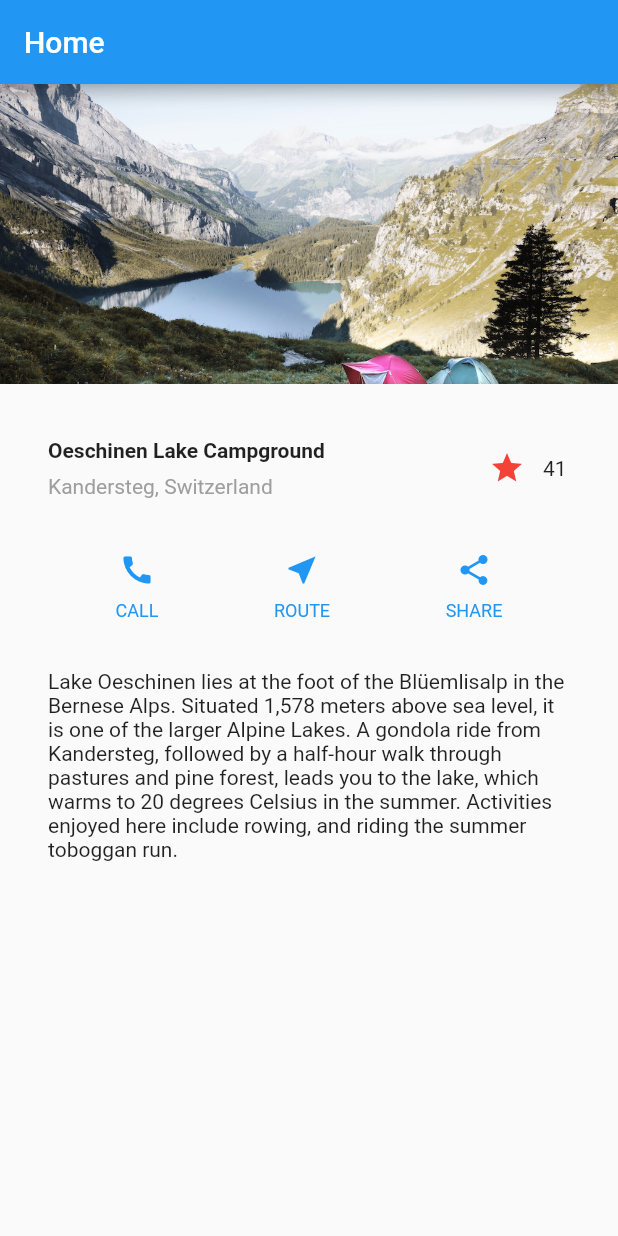
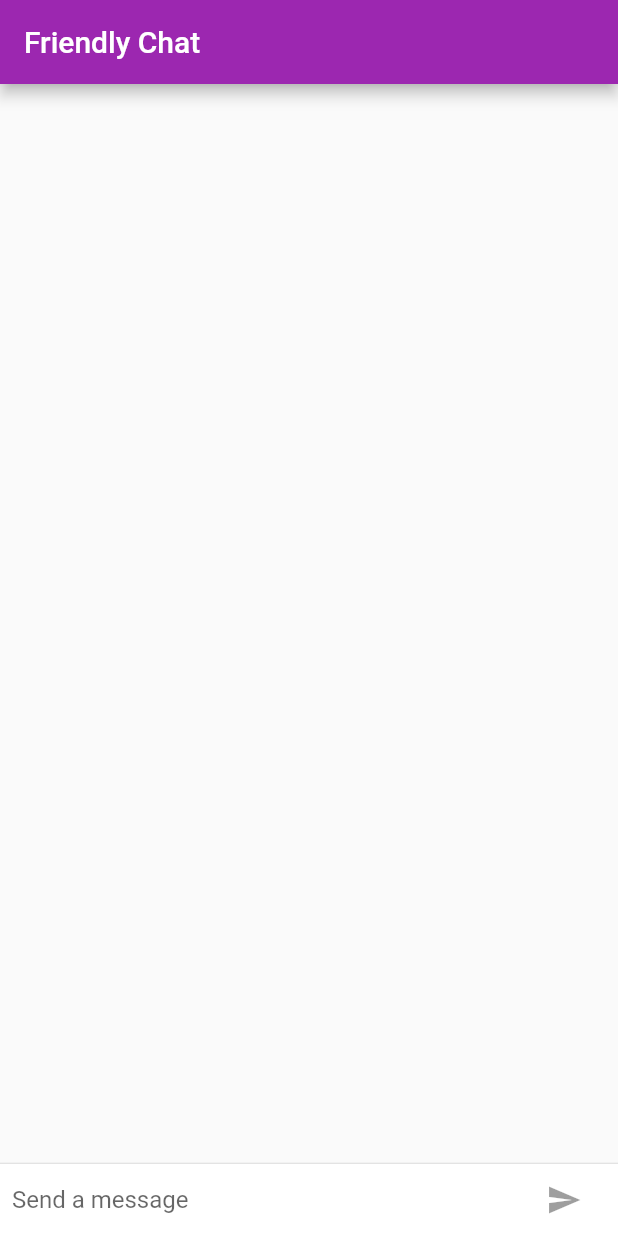
Before and after one commit to BennAjax/FlutterHub, a Flutter app: the screen it shows after launch, on a phone screen of 412 x 824 dp. Run offline on Flutter 3.47's test engine with Material 2 defaults, Android fonts, the phone set to English and light mode, and no system bars.

Commit message:
chat app

```diff
--- a/lib/main.dart
+++ b/lib/main.dart
@@ -1,204 +1,195 @@
-import 'dart:wasm';
-
 import 'package:flutter/cupertino.dart';
+import 'package:flutter/foundation.dart';
 import 'package:flutter/material.dart';
 
 void main() {
-  runApp(MyApp());
+  runApp(FriendlyChatApp());
 }
 
-class MyApp extends StatelessWidget {
+final ThemeData kIOSTheme = ThemeData(
+  primarySwatch: Colors.orange,
+  primaryColor: Colors.grey[100],
+  primaryColorBrightness: Brightness.light,
+);
 
-  // This widget is the root of your application.
+final ThemeData kDefaultTheme = ThemeData(
+  primarySwatch: Colors.purple,
+  accentColor: Colors.orangeAccent[400],
+);
+
+class FriendlyChatApp extends StatelessWidget {
   @override
   Widget build(BuildContext context) {
     return MaterialApp(
-      title: 'Flutter Demo',
-      theme: ThemeData(
-        // This is the theme of your application.
-        //
-        // Try running your application with "flutter run". You'll see the
-        // application has a blue toolbar. Then, without quitting the app, try
-        // changing the primarySwatch below to Colors.green and then invoke
-        // "hot reload" (press "r" in the console where you ran "flutter run",
-        // or simply save your changes to "hot reload" in a Flutter IDE).
-        // Notice that the counter didn't reset back to zero; the application
-        // is not restarted.
-        primarySwatch: Colors.blue,
-        // This makes the visual density adapt to the platform that you run
-        // the app on. For desktop platforms, the controls will be smaller and
-        // closer together (more dense) than on mobile platforms.
-        visualDensity: VisualDensity.adaptivePlatformDensity,
-      ),
-      home: HomePage('Home'),
+        title: 'FriendlyChat',
+        theme: defaultTargetPlatform == TargetPlatform.iOS // NEW
+            ? kIOSTheme                                      // NEW
+            : kDefaultTheme,
+        home: ChatScreen()
     );
   }
 }
 
-class HomePage extends StatelessWidget {
-  final String title;
+class ChatScreen extends StatefulWidget {
+  @override
+  _ChatScreenState createState() => _ChatScreenState();
+}
 
-  HomePage(this.title);
-
+class _ChatScreenState extends State<ChatScreen> with TickerProviderStateMixin {
+  final _textController = TextEditingController();
+  final List<ChatMessage> _messages = [];
+  final FocusNode _focusNode = FocusNode();
+  bool _isComposing = false;
 
   @override
   Widget build(BuildContext context) {
+    return Scaffold(
+      appBar: AppBar(
+        title: Text('Friendly Chat'),
+        elevation: Theme.of(context).platform == TargetPlatform.iOS ? 0.0 : 4.0,
+      ),
+      body: Container(
+        child: Column(
+          // MODIFIED
+          children: [
+            // NEW
+            Flexible(
+              // NEW
+              child: ListView.builder(
+                // NEW
+                padding: EdgeInsets.all(8.0), // NEW
+                reverse: true, // NEW
+                itemBuilder: (_, int index) => _messages[index], // NEW
+                itemCount: _messages.length, // NEW
+              ), // NEW
+            ), // NEW
+            Divider(height: 1.0), // NEW
+            Container(
+              // NEW
+              decoration:
+                  BoxDecoration(color: Theme.of(context).cardColor), // NEW
+              child: _buildTextComposer(), //MODIFIED
+            ), // NEW
+          ], // NEW
+        ),
+          decoration: Theme.of(context).platform == TargetPlatform.iOS // NEW
+              ? BoxDecoration(          // NEW
+            border: Border(       // NEW
+              top: BorderSide(color: Colors.grey[200]), // NEW
+            ),                    // NEW
+          )                       // NEW
+              : null),
+    );// NEW
+  }
 
-    Widget titleSection = Container(
-
-      padding: const EdgeInsets.all(32),
-
+  Widget _buildTextComposer() {
+    return IconTheme(
+      data: IconThemeData(color: Theme.of(context).accentColor),
+      child: Container(
+          margin: EdgeInsets.symmetric(horizontal: 8.0),
           child: Row(
             children: <Widget>[
+              Flexible(
+                child: TextField(
+                  controller: _textController,
+                  onChanged: (String text) {
+                    setState(() {
+                      _isComposing = text.length > 0;
+                    });
+                  },
+                  onSubmitted: _isComposing ? _handleSubmitted : null, //
+                  decoration:
+                      InputDecoration.collapsed(hintText: 'Send a message'),
+                  focusNode: _focusNode,
+                ),
+              ),
+              Container(
+                  margin: EdgeInsets.symmetric(horizontal: 4.0),
+                  child: Theme.of(context).platform == TargetPlatform.iOS ? // MODIFIED
+                  CupertinoButton(                                      // NEW
+                    child: Text('Send'),                                // NEW
+                    onPressed: _isComposing                             // NEW
+                        ? () =>  _handleSubmitted(_textController.text) // NEW
+                        : null,) :   IconButton(
+                    icon: const Icon(Icons.send),
+                    onPressed: _isComposing // MODIFIED
+                        ? () =>
+                            _handleSubmitted(_textController.text) // MODIFIED
+                        : null,
+                  ))
+            ],
+          )),
+    );
+  }
+
+  void _handleSubmitted(String text) {
+    _textController.clear();
+    setState(() {                             // NEW
+      _isComposing = false;                   // NEW
+    });
+    ChatMessage message = ChatMessage(
+      //NEW
+      text: text,
+      animationController: AnimationController(
+        // NEW
+        duration: const Duration(milliseconds: 700), // NEW
+        vsync: this, // NEW
+      ), //NEW
+    ); //NEW
+    setState(() {
+      //NEW
+      _messages.insert(0, message); //NEW
+    });
+    _focusNode.requestFocus(); // Add focus to textfield after submission
+    message.animationController.forward();
+  }
+
+  @override
+  void dispose() {
+    for (ChatMessage message in _messages)
+      message.animationController.dispose();
+    super.dispose();
+  }
+}
+
+class ChatMessage extends StatelessWidget {
+  final String text;
+  final AnimationController animationController;
+
+  ChatMessage({this.text, this.animationController}); // NEW
+
+  @override
+  Widget build(BuildContext context) {
+    String _name = 'Benn';
+
+    return SizeTransition(
+      sizeFactor:
+          CurvedAnimation(parent: animationController, curve: Curves.easeOut),
+      axisAlignment: 0.0,
+      child: Container(
+        margin: EdgeInsets.symmetric(vertical: 10.0),
+        child: Row(
+          crossAxisAlignment: CrossAxisAlignment.start,
+          children: [
+            Container(
+              margin: const EdgeInsets.only(right: 16.0),
+              child: CircleAvatar(child: Text(_name[0])),
+            ),
             Expanded(
               child: Column(
                 crossAxisAlignment: CrossAxisAlignment.start,
-              children: <Widget>[
+                children: [
+                  Text(_name, style: Theme.of(context).textTheme.headline4),
                   Container(
-                  padding: EdgeInsets.only(bottom: 8),
-
-                  child: Text(
-                      'Oeschinen Lake Campground',
-                      style: TextStyle(
-                        fontWeight: FontWeight.bold,
-                      )
+                    margin: EdgeInsets.only(top: 5.0),
+                    child: Text(text),
                   ),
-                ),
-                Text(
-                  'Kandersteg, Switzerland',
-                  style: TextStyle(
-                    color: Colors.grey[500],
+                ],
               ),
             ),
           ],
         ),
       ),
-          FavouriteWidget()
-        ],
-      ),
-    );
-
-    Color color = Theme.of(context).primaryColor;
-
-    Widget buttonSection = Container(
-      child: Row(
-        mainAxisAlignment: MainAxisAlignment.spaceEvenly,
-        children: [
-          _buildButtonColumn(color, Icons.call, 'CALL'),
-          _buildButtonColumn(color, Icons.near_me, 'ROUTE'),
-          _buildButtonColumn(color, Icons.share, 'SHARE'),
-        ],
-      ),
-    );
-
-    Widget textSection = Container(
-      padding: const EdgeInsets.all(32),
-      child: Text(
-        'Lake Oeschinen lies at the foot of the Blüemlisalp in the Bernese '
-            'Alps. Situated 1,578 meters above sea level, it is one of the '
-            'larger Alpine Lakes. A gondola ride from Kandersteg, followed by a '
-            'half-hour walk through pastures and pine forest, leads you to the '
-            'lake, which warms to 20 degrees Celsius in the summer. Activities '
-            'enjoyed here include rowing, and riding the summer toboggan run.',
-        softWrap: true,
-      ),
-    );
-
-    return Scaffold(
-      appBar: AppBar(
-        title: Text(this.title),
-      ),
-      body: ListView(
-        children: <Widget>[
-          Image.asset(
-            'assets/images/lake.jpg',
-            height: 200,
-            width: 240,
-            fit: BoxFit.cover,
-          ),
-          titleSection,
-          buttonSection,
-          textSection
-        ] ,
-      ),
     );
   }
-
-
-
-  Column _buildButtonColumn(Color color, IconData icon, String label) {
-    return Column(
-      mainAxisSize: MainAxisSize.min,
-      mainAxisAlignment: MainAxisAlignment.center,
-      children: <Widget>[
-        Icon(icon, color: color),
-        Container(
-          margin: const EdgeInsets.only(top: 8),
-          child: Text(
-            label,
-            style: TextStyle(
-              fontSize: 12,
-              fontWeight: FontWeight.w400,
-              color: color,
-            ),
-          ),
-        ),
-      ],
-    );
-
 }
-
-}
-
-class FavouriteWidget extends StatefulWidget {
-  @override
-  State<FavouriteWidget> createState() {
-    return _FavouriteWidgetState();
-  }
-
-}
-
-class _FavouriteWidgetState extends State<FavouriteWidget> {
-
-  bool _isFavourite = true;
-  int _favouriteCount = 41;
-
-  void _toggleFavorite() {
-    setState(() {
-      if (_isFavourite) {
-
-        this._isFavourite = false;
-        this._favouriteCount--;
-
-      } else {
-
-        this._isFavourite = true;
-        this._favouriteCount++;
-      }
-    });
-  }
-
-  @override
-  Widget build(BuildContext context) {
-    return Row(
-      mainAxisSize: MainAxisSize.min,
-      children: <Widget>[
-        Container(
-          padding: EdgeInsets.all(0),
-          child: IconButton(
-            icon: (_isFavourite ? Icon(Icons.star) : Icon(Icons.star_border)),
-            color: Colors.red[500],
-            onPressed: _toggleFavorite,
-          ),
-        ),
-        SizedBox(
-          width: 18,
-          child: Container(
-            child: Text('$_favouriteCount'),
-          ),
-        ),
-      ],
-    );
-  }
-
-}
```
Lines whose indentation alone changed are shown as unchanged.
